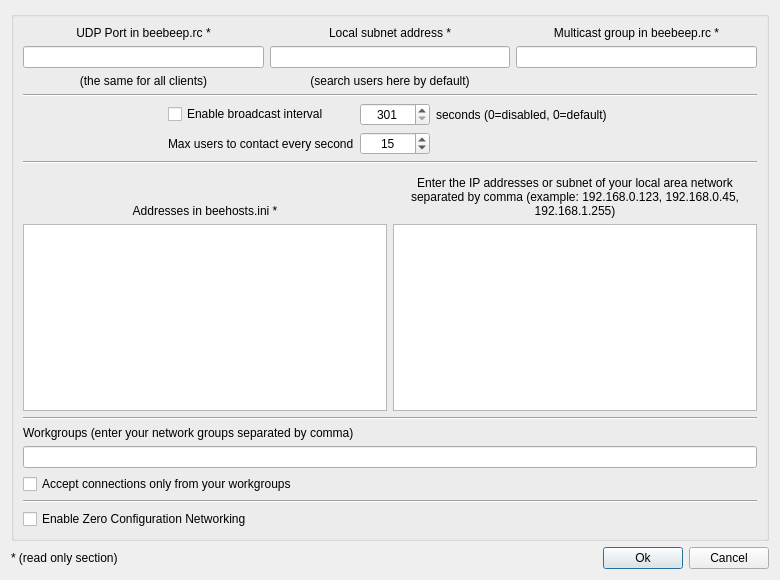
Before: the Qt Designer form src/desktop/GuiSearchUser.ui in hwgao/beebeep, drawn with Qt 5.
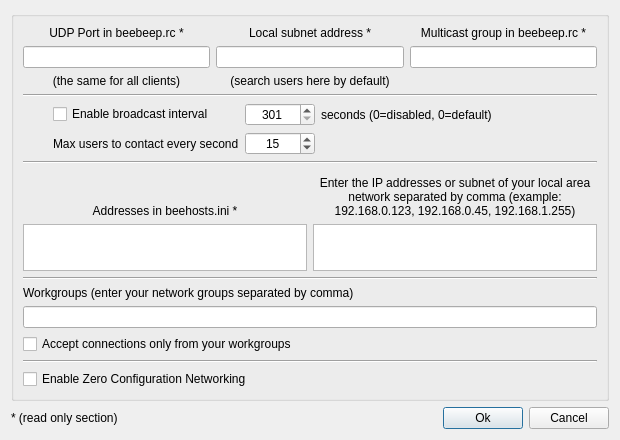
After: the same form once the commit is applied.

Diff of the .ui file:
```diff
--- a/src/desktop/GuiSearchUser.ui
+++ b/src/desktop/GuiSearchUser.ui
@@ -6,8 +6,8 @@
    <rect>
     <x>0</x>
     <y>0</y>
-    <width>780</width>
-    <height>580</height>
+    <width>620</width>
+    <height>440</height>
    </rect>
   </property>
   <property name="sizePolicy">
```
